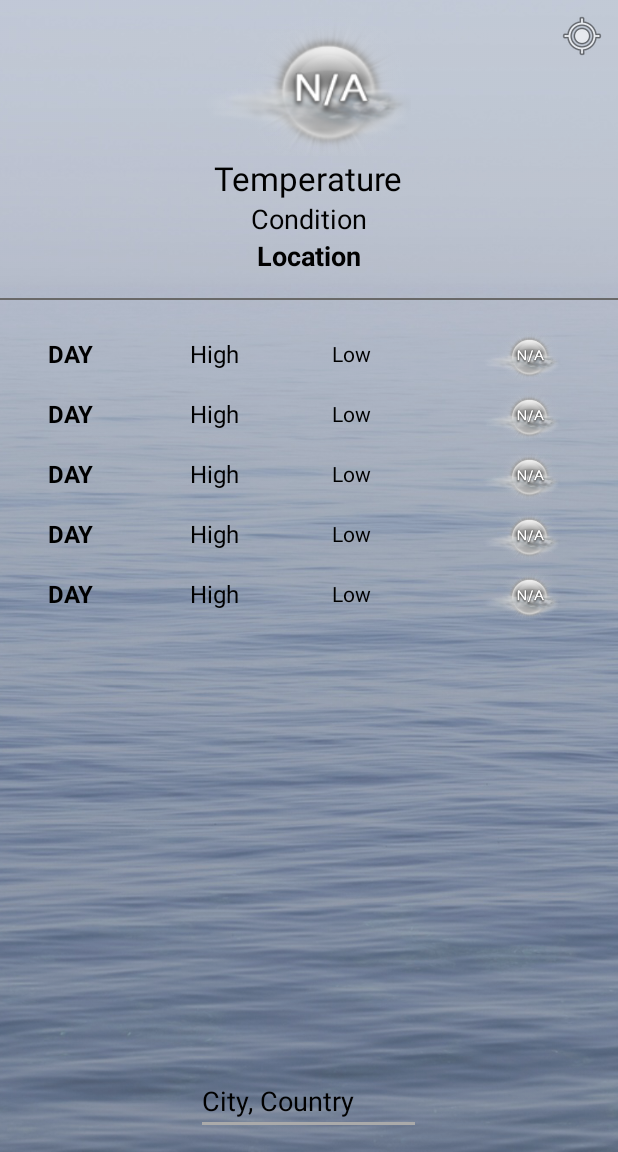
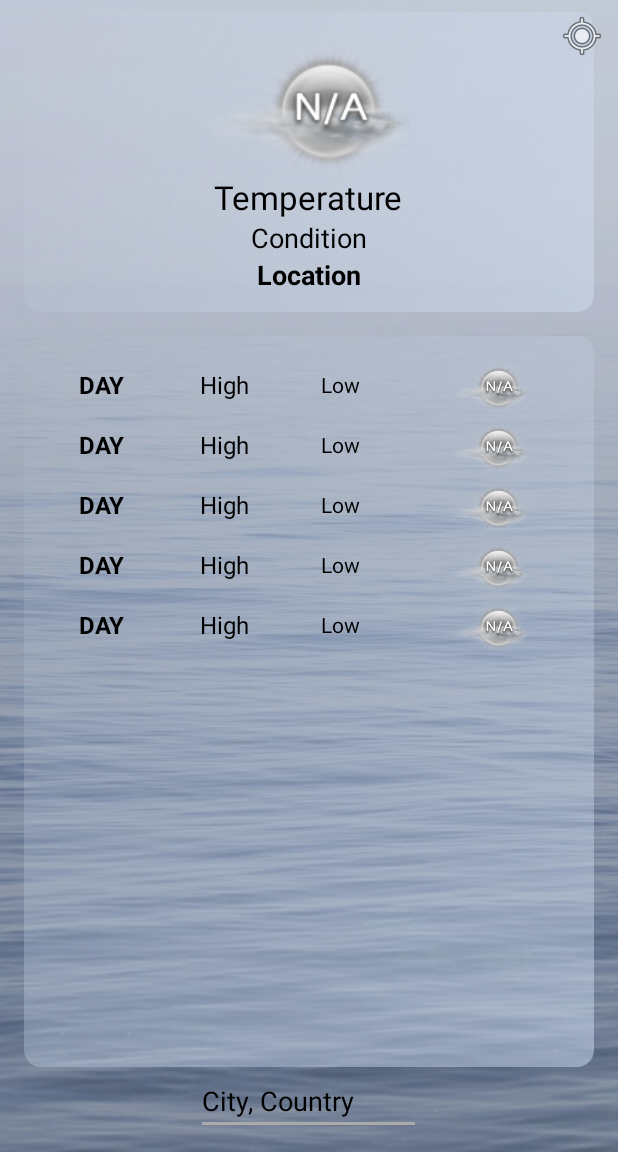
Before and after one commit to sun-xiaofeng/COMP90018-Project, an Android app: the screen it shows after launch (WeatherActivity), on a phone screen of 412 x 824 dp, the part 84-1236 px from its top. Run offline under Robolectric (Android 15) with nearby library versions, the phone set to English and light mode, and no system bars.

Commit message:
the layout for weather interface

```diff
--- a/app/src/main/res/layout/activity_weather.xml
+++ b/app/src/main/res/layout/activity_weather.xml
@@ -16,15 +16,35 @@
         android:scaleType="centerCrop"
         app:srcCompat="@drawable/background" />
 
+    <RelativeLayout
+        android:id="@+id/up_layout"
+        android:layout_width="match_parent"
+        android:layout_height="wrap_content"
+        android:layout_marginLeft="16dp"
+        android:layout_marginRight="16dp"
+        android:layout_alignTop="@+id/locationButton"
+        android:background="@drawable/shape"
+        android:layout_centerHorizontal="true">
         <TextView
-        android:id="@+id/temperatureTextView"
+            android:id="@+id/locationTextView"
             android:layout_width="wrap_content"
             android:layout_height="wrap_content"
-        android:layout_below="@+id/weatherIconImageView"
+            android:layout_below="@+id/conditionTextView"
+            android:layout_marginBottom="8dp"
             android:layout_centerHorizontal="true"
-        android:text="@string/temperature"
+            android:text="@string/location"
+            android:textAllCaps="false"
             android:textColor="@android:color/black"
-        android:textSize="22sp" />
+            android:textSize="18sp"
+            android:textStyle="bold" />
+
+        <ImageView
+            android:id="@+id/weatherIconImageView"
+            android:layout_width="wrap_content"
+            android:layout_height="96dp"
+            android:layout_centerHorizontal="true"
+            android:layout_marginTop="8dp"
+            app:srcCompat="@drawable/icon_na" />
 
         <TextView
             android:id="@+id/conditionTextView"
@@ -37,25 +57,17 @@
             android:textSize="18sp" />
 
         <TextView
-        android:id="@+id/locationTextView"
+            android:id="@+id/temperatureTextView"
             android:layout_width="wrap_content"
             android:layout_height="wrap_content"
-        android:layout_below="@+id/conditionTextView"
+            android:layout_below="@+id/weatherIconImageView"
             android:layout_centerHorizontal="true"
-        android:text="@string/location"
-        android:textAllCaps="false"
-        android:textSize="18sp"
+            android:text="@string/temperature"
             android:textColor="@android:color/black"
-        android:textStyle="bold" />
+            android:textSize="22sp" />
+    </RelativeLayout>
 
-    <ImageView
-        android:id="@+id/weatherIconImageView"
-        android:layout_width="wrap_content"
-        android:layout_height="96dp"
-        android:layout_marginTop="8dp"
-        app:srcCompat="@drawable/icon_na"
-        android:layout_below="@+id/toolbar"
-        android:layout_centerHorizontal="true" />
+
 
     <EditText
         android:id="@+id/editText"
@@ -71,25 +83,22 @@
         android:layout_alignParentBottom="true"
         android:layout_centerHorizontal="true" />
 
-    <View
-        android:id="@+id/separateLine"
-        android:layout_width="match_parent"
-        android:layout_height="1dp"
-        android:layout_below="@id/locationTextView"
-        android:layout_marginTop="16dp"
-        android:layout_marginBottom="16dp"
-        android:background="#696969" />
 
     <LinearLayout
         android:layout_width="match_parent"
         android:layout_height="match_parent"
         android:layout_above="@+id/editText"
+        android:layout_marginLeft="16dp"
+        android:layout_marginRight="16dp"
+        android:layout_marginTop="16dp"
         android:layout_alignParentStart="true"
-        android:layout_below="@+id/separateLine"
+        android:layout_below="@+id/up_layout"
+        android:background="@drawable/shape"
         android:orientation="vertical">
 
         <fragment
             android:id="@+id/forecastDay1"
+            android:layout_marginTop="8dp"
             android:name="comp90018.project2.weather.fragments.ForecastFragment"
             android:layout_width="match_parent"
             android:layout_height="wrap_content"
```
Lines whose indentation alone changed are shown as unchanged.
